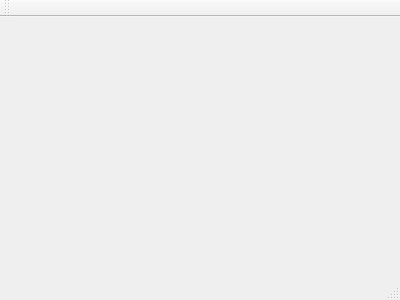
Qt form mainwindow.ui (MichaelMure/Arbore-qt) before a commit.
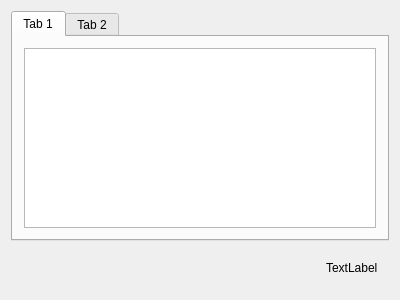
The same form after that commit.

Commit message: add a timer to re-query the peers regularly, very basic UI and plumbing to list (fake for now) downloads

Patch:
```diff
--- a/mainwindow.ui
+++ b/mainwindow.ui
@@ -12,13 +12,60 @@
   <property name="windowTitle" >
    <string>MainWindow</string>
   </property>
-  <widget class="QMenuBar" name="menuBar" />
-  <widget class="QToolBar" name="mainToolBar" />
-  <widget class="QWidget" name="centralWidget" />
-  <widget class="QStatusBar" name="statusBar" />
+  <widget class="QWidget" name="centralWidget">
+   <layout class="QVBoxLayout" name="verticalLayout_2">
+    <item>
+     <widget class="QTabWidget" name="tabWidget">
+      <property name="currentIndex">
+       <number>0</number>
+      </property>
+      <widget class="QWidget" name="tab">
+       <attribute name="title">
+        <string>Tab 1</string>
+       </attribute>
+       <layout class="QVBoxLayout" name="verticalLayout">
+        <item>
+         <widget class="QListView" name="downloadListView"/>
+        </item>
+       </layout>
+      </widget>
+      <widget class="QWidget" name="tab_2">
+       <attribute name="title">
+        <string>Tab 2</string>
+       </attribute>
+      </widget>
+     </widget>
+    </item>
+    <item>
+     <widget class="QWidget" name="statusBar" native="true">
+      <layout class="QHBoxLayout" name="horizontalLayout">
+       <item>
+        <spacer name="horizontalSpacer">
+         <property name="orientation">
+          <enum>Qt::Horizontal</enum>
+         </property>
+         <property name="sizeHint" stdset="0">
+          <size>
+           <width>40</width>
+           <height>20</height>
+          </size>
+         </property>
+        </spacer>
+       </item>
+       <item>
+        <widget class="QLabel" name="peerslabel">
+         <property name="text">
+          <string>TextLabel</string>
+         </property>
+        </widget>
+       </item>
+      </layout>
+     </widget>
+    </item>
+   </layout>
+  </widget>
  </widget>
- <layoutDefault spacing="6" margin="11" />
- <pixmapfunction></pixmapfunction>
+ <layoutdefault spacing="6" margin="11"/>
  <resources/>
  <connections/>
 </ui>
```
Left out of the diff: 7 changed lines with no effect on the pictures. The commit also changes 17 other files.
